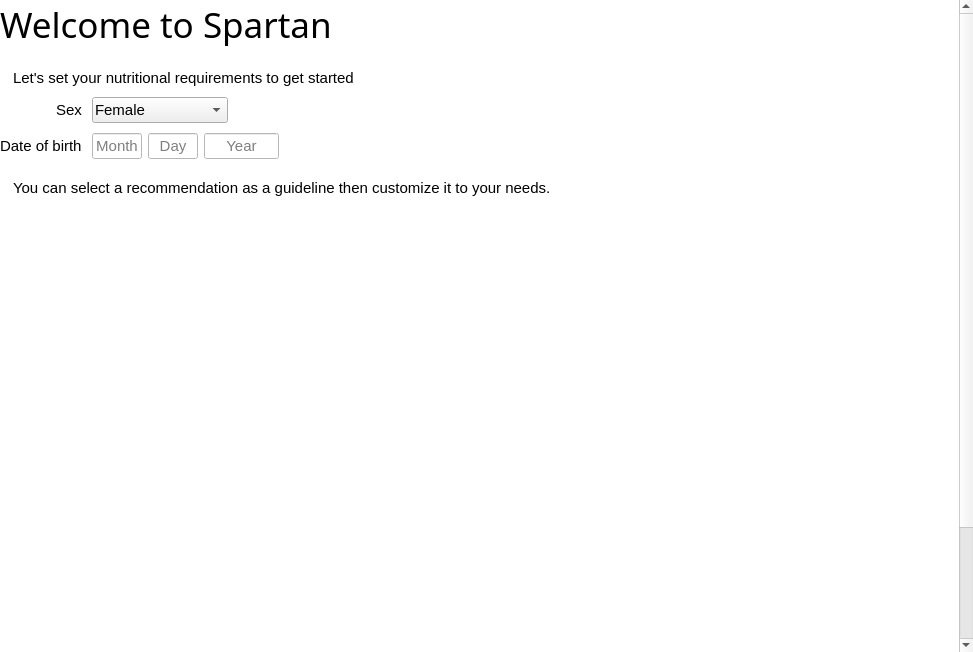
First picture: the form in ui/ui_reqwizwidget.ui, repository josh-minch/spartan, before the edit.
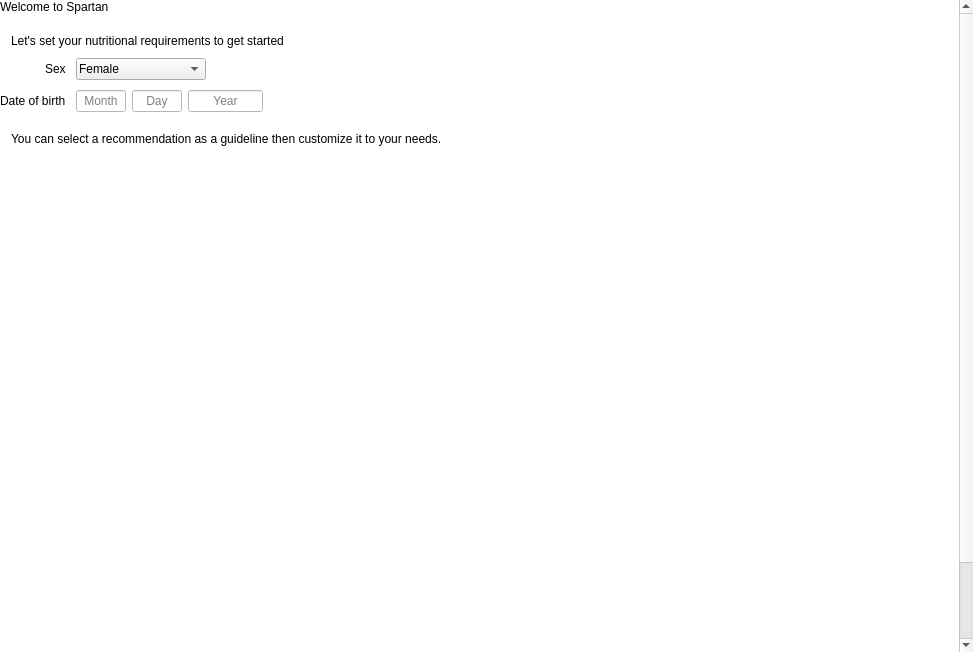
Second picture: the form after the edit. Icons and pictures are not drawn. Custom widgets are drawn as their Qt base class.

Commit message: Generalize font setting

What changed in the file:
```diff
--- a/ui/ui_reqwizwidget.ui
+++ b/ui/ui_reqwizwidget.ui
@@ -74,12 +74,6 @@
     </disabled>
    </palette>
   </property>
-  <property name="font">
-   <font>
-    <family>Segoe UI</family>
-    <pointsize>11</pointsize>
-   </font>
-  </property>
   <property name="windowTitle">
    <string>Spartan - Preferences</string>
   </property>
@@ -112,9 +106,9 @@
       <property name="geometry">
        <rect>
         <x>0</x>
-        <y>-189</y>
+        <y>0</y>
         <width>956</width>
-        <height>841</height>
+        <height>795</height>
        </rect>
       </property>
       <layout class="QGridLayout" name="gridLayout_2" rowstretch="0,0,1">
@@ -137,12 +131,6 @@
         <layout class="QGridLayout" name="gridLayout">
          <item row="3" column="0">
           <widget class="ReqView" name="mineral_view">
-           <property name="font">
-            <font>
-             <family>Segoe UI</family>
-             <pointsize>11</pointsize>
-            </font>
-           </property>
            <property name="focusPolicy">
             <enum>Qt::NoFocus</enum>
            </property>
@@ -182,12 +170,6 @@
          </item>
          <item row="0" column="0" rowspan="2">
           <widget class="ReqView" name="macro_view">
-           <property name="font">
-            <font>
-             <family>Segoe UI</family>
-             <pointsize>11</pointsize>
-            </font>
-           </property>
            <property name="focusPolicy">
             <enum>Qt::NoFocus</enum>
            </property>
@@ -227,12 +209,6 @@
          </item>
          <item row="2" column="0">
           <widget class="ReqView" name="vit_view">
-           <property name="font">
-            <font>
-             <family>Segoe UI</family>
-             <pointsize>11</pointsize>
-            </font>
-           </property>
            <property name="focusPolicy">
             <enum>Qt::NoFocus</enum>
            </property>
@@ -311,11 +287,6 @@
              </item>
              <item>
               <widget class="QLabel" name="label_15">
-               <property name="font">
-                <font>
-                 <pointsize>11</pointsize>
-                </font>
-               </property>
                <property name="text">
                 <string>Let's set your nutritional requirements to get started</string>
                </property>
@@ -379,14 +350,6 @@
                  </disabled>
                 </palette>
                </property>
-               <property name="font">
-                <font>
-                 <family>Segoe UI</family>
-                 <pointsize>11</pointsize>
-                 <weight>50</weight>
-                 <bold>false</bold>
-                </font>
-               </property>
                <property name="text">
                 <string>Sex</string>
                </property>
@@ -409,12 +372,6 @@
                  <height>0</height>
                 </size>
                </property>
-               <property name="font">
-                <font>
-                 <family>Segoe UI</family>
-                 <pointsize>11</pointsize>
-                </font>
-               </property>
                <property name="focusPolicy">
                 <enum>Qt::TabFocus</enum>
                </property>
@@ -498,14 +455,6 @@
                  </disabled>
                 </palette>
                </property>
-               <property name="font">
-                <font>
-                 <family>Segoe UI</family>
-                 <pointsize>11</pointsize>
-                 <weight>50</weight>
-                 <bold>false</bold>
-                </font>
-               </property>
                <property name="text">
                 <string>Date of birth</string>
                </property>
@@ -533,11 +482,6 @@
                    <height>16777215</height>
                   </size>
                  </property>
-                 <property name="font">
-                  <font>
-                   <pointsize>11</pointsize>
-                  </font>
-                 </property>
                  <property name="focusPolicy">
                   <enum>Qt::StrongFocus</enum>
                  </property>
@@ -563,11 +507,6 @@
                    <height>16777215</height>
                   </size>
                  </property>
-                 <property name="font">
-                  <font>
-                   <pointsize>11</pointsize>
-                  </font>
-                 </property>
                  <property name="focusPolicy">
                   <enum>Qt::StrongFocus</enum>
                  </property>
@@ -593,11 +532,6 @@
                    <height>16777215</height>
                   </size>
                  </property>
-                 <property name="font">
-                  <font>
-                   <pointsize>11</pointsize>
-                  </font>
-                 </property>
                  <property name="focusPolicy">
                   <enum>Qt::StrongFocus</enum>
                  </property>
@@ -646,11 +580,6 @@
              </item>
              <item>
               <widget class="QLabel" name="label_17">
-               <property name="font">
-                <font>
-                 <pointsize>11</pointsize>
-                </font>
-               </property>
                <property name="text">
                 <string>You can select a recommendation as a guideline then customize it to your needs.</string>
                </property>
@@ -664,13 +593,7 @@
           </layout>
          </item>
          <item row="1" column="0">
-          <widget class="QLabel" name="label">
-           <property name="font">
-            <font>
-             <family>Segoe UI Semilight</family>
-             <pointsize>26</pointsize>
-            </font>
-           </property>
+          <widget class="QLabel" name="title">
            <property name="text">
             <string>Welcome to Spartan</string>
            </property>
```
The commit also changes 25 other files.
